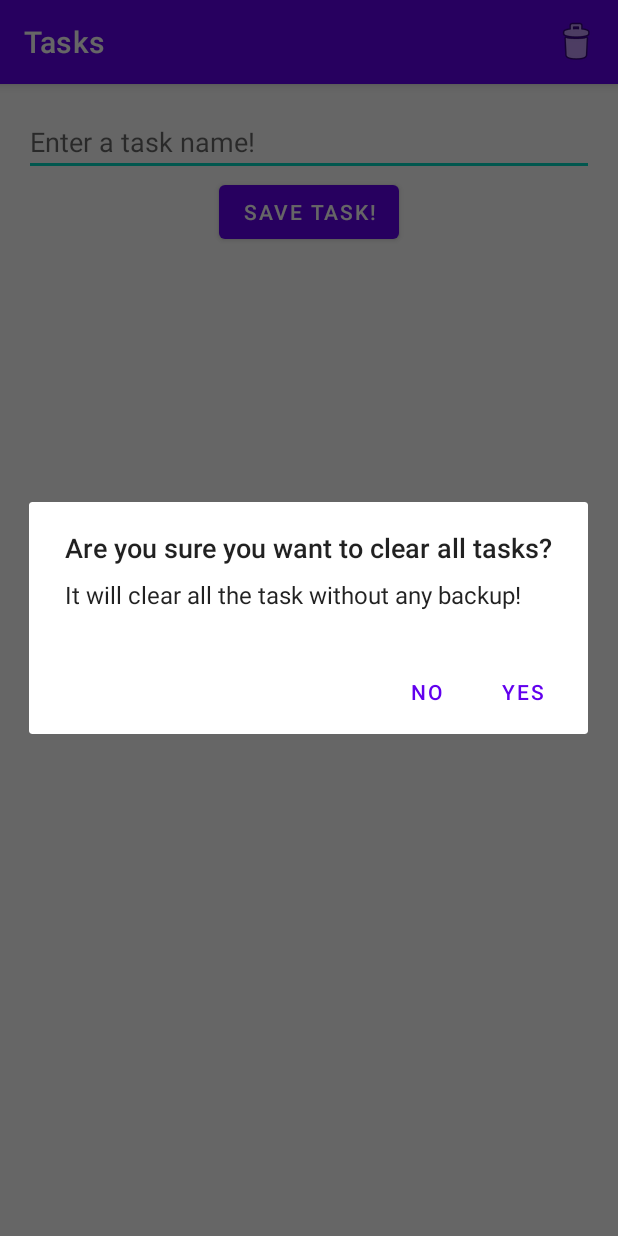
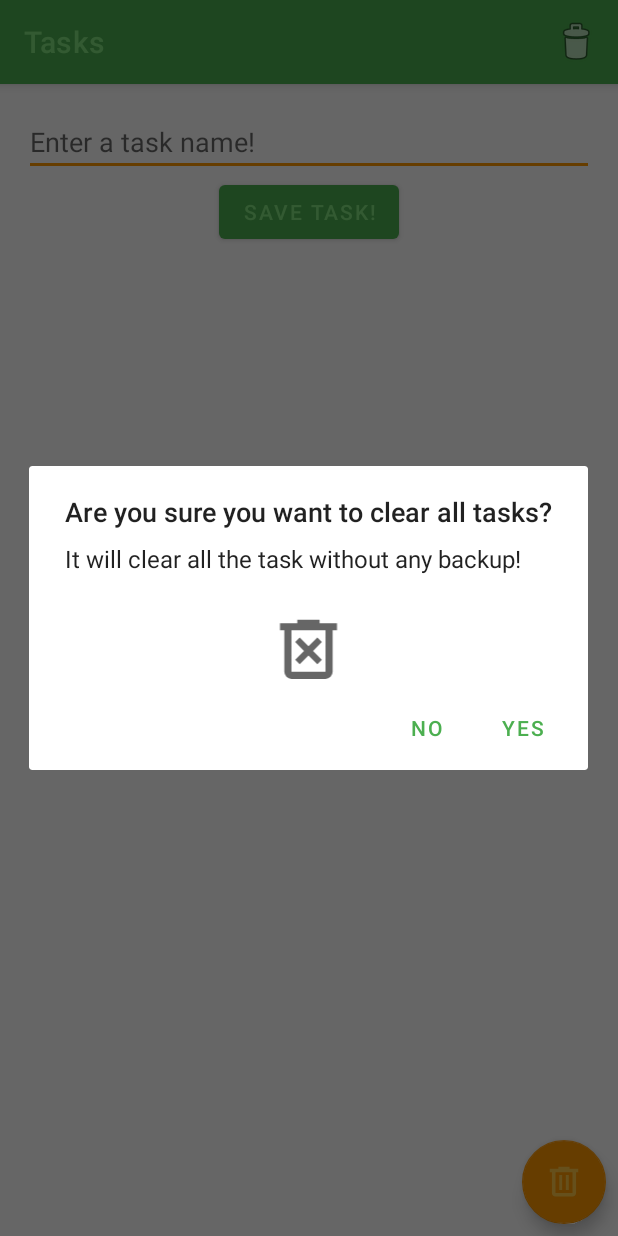
Before and after one commit to Akriolis/Tasks, an Android app: the screen it shows after launch (MainActivity), after a tap on "Clear lists!", on a phone screen of 412 x 824 dp. Run offline under Robolectric (Android 15) with nearby library versions, the phone set to English and light mode, and no system bars; our stand-ins replace Room's generated code, navigation-ui.

Commit message:
Added Material Design Scheme and practice FAB

```diff
--- a/app/src/main/java/com/akrio/tasks/MainActivity.kt
+++ b/app/src/main/java/com/akrio/tasks/MainActivity.kt
@@ -4,7 +4,9 @@ import androidx.appcompat.app.AppCompatActivity
 import android.os.Bundle
 import android.view.Menu
 import android.view.MenuItem
+import android.widget.ImageView
 import androidx.appcompat.app.AlertDialog
+import androidx.appcompat.content.res.AppCompatResources
 import androidx.lifecycle.ViewModelProvider
 import androidx.navigation.fragment.NavHostFragment
 import androidx.navigation.ui.AppBarConfiguration
@@ -23,6 +25,8 @@ class MainActivity : AppCompatActivity() {
     private lateinit var viewModel: TasksViewModel
     private lateinit var viewModelFactory: TasksViewModelFactory
 
+    private lateinit var appBarConfiguration: AppBarConfiguration
+
     override fun onCreate(savedInstanceState: Bundle?) {
         super.onCreate(savedInstanceState)
         binding = ActivityMainBinding.inflate(layoutInflater)
@@ -37,12 +41,15 @@ class MainActivity : AppCompatActivity() {
         setContentView(binding.root)
         setSupportActionBar(toolbar)
 
+        binding.floatingActionButton.setOnClickListener {
+            showCreateTaskDialog()
+        }
+
         //toolbar with navigation Up button
         val navHostFragment = supportFragmentManager
             .findFragmentById(R.id.nav_host_fragment) as NavHostFragment
         val navController = navHostFragment.navController
-        val builder = AppBarConfiguration.Builder(navController.graph)
-        val appBarConfiguration = builder.build()
+        appBarConfiguration = AppBarConfiguration(navController.graph)
         toolbar.setupWithNavController(navController,appBarConfiguration)
 
     }
@@ -59,9 +66,13 @@ class MainActivity : AppCompatActivity() {
 
     private fun showCreateTaskDialog() {
         val builder = AlertDialog.Builder(this)
+        val testImageView = ImageView(this)
+        testImageView.setImageDrawable(AppCompatResources
+            .getDrawable(this, R.drawable.delete_forever_48px))
 
         builder.apply {
             setTitle(getString(R.string.clear_all_tasks))
+            setView(testImageView)
             setMessage(getString(R.string.destroy))
 
             setPositiveButton(getString(R.string.yes)) { dialog, _ ->
--- a/app/src/main/java/com/akrio/tasks/ui/tasks/TasksFragment.kt
+++ b/app/src/main/java/com/akrio/tasks/ui/tasks/TasksFragment.kt
@@ -34,7 +34,7 @@ class TasksFragment : Fragment() {
         val dao = TaskDatabase.getInstance(application).taskDao
 
         viewModelFactory = TasksViewModelFactory(dao)
-        viewModel = ViewModelProvider(this,viewModelFactory)[TasksViewModel::class.java]
+        viewModel = ViewModelProvider(requireActivity(),viewModelFactory)[TasksViewModel::class.java]
 
         val adapter = TaskItemAdapter {
             viewModel.onTaskClicked(it)
--- a/app/src/main/java/com/akrio/tasks/ui/tasks/recycler/TaskItemAdapter.kt
+++ b/app/src/main/java/com/akrio/tasks/ui/tasks/recycler/TaskItemAdapter.kt
@@ -2,6 +2,7 @@ package com.akrio.tasks.ui.tasks.recycler
 
 import android.view.LayoutInflater
 import android.view.ViewGroup
+import androidx.recyclerview.widget.AsyncDifferConfig
 import androidx.recyclerview.widget.ListAdapter
 import androidx.recyclerview.widget.RecyclerView
 import com.akrio.tasks.R
@@ -10,7 +11,7 @@ import com.akrio.tasks.data.db.models.Task
 
 class TaskItemAdapter(val clickListener: (taskId: Long) -> Unit) :
     ListAdapter<Task, TaskItemAdapter.TaskViewHolder>(
-        TaskDiffItemCallback()
+        AsyncDifferConfig.Builder<Task> (TaskDiffItemCallback()).build()
     ) {
 
     override fun onCreateViewHolder(parent: ViewGroup, viewType: Int): TaskViewHolder {
--- /dev/null
+++ b/app/src/main/res/drawable/delete_forever_48px.xml
@@ -0,0 +1,10 @@
+<vector xmlns:android="http://schemas.android.com/apk/res/android"
+    android:width="48dp"
+    android:height="48dp"
+    android:viewportWidth="48"
+    android:viewportHeight="48"
+    android:tint="?attr/colorControlNormal">
+  <path
+      android:fillColor="@android:color/white"
+      android:pathData="M18.15,33.55 L24,27.65 29.9,33.55 32.9,30.55 27.05,24.6 32.9,18.65 29.9,15.6 24,21.55 18.15,15.6 15.15,18.65 21,24.6 15.15,30.55ZM12.65,43.25Q10.7,43.25 9.3,41.875Q7.9,40.5 7.9,38.55V10.9H5V6.2H16.55V3.8H31.4V6.2H43V10.9H40.1V38.55Q40.1,40.5 38.7,41.875Q37.3,43.25 35.35,43.25ZM35.35,10.9H12.65V38.55Q12.65,38.55 12.65,38.55Q12.65,38.55 12.65,38.55H35.35Q35.35,38.55 35.35,38.55Q35.35,38.55 35.35,38.55ZM12.65,10.9V38.55Q12.65,38.55 12.65,38.55Q12.65,38.55 12.65,38.55Q12.65,38.55 12.65,38.55Q12.65,38.55 12.65,38.55Z"/>
+</vector>
--- /dev/null
+++ b/app/src/main/res/drawable/delete_icon_new.xml
@@ -0,0 +1,10 @@
+<vector xmlns:android="http://schemas.android.com/apk/res/android"
+    android:width="48dp"
+    android:height="48dp"
+    android:viewportWidth="48"
+    android:viewportHeight="48"
+    android:tint="?attr/colorControlNormal">
+  <path
+      android:fillColor="@android:color/white"
+      android:pathData="M12.65,43.25Q10.65,43.25 9.275,41.9Q7.9,40.55 7.9,38.55V10.9H5V6.2H16.55V3.8H31.4V6.2H43V10.9H40.1V38.55Q40.1,40.5 38.7,41.875Q37.3,43.25 35.35,43.25ZM35.35,10.9H12.65V38.55Q12.65,38.55 12.65,38.55Q12.65,38.55 12.65,38.55H35.35Q35.35,38.55 35.35,38.55Q35.35,38.55 35.35,38.55ZM17.7,34.65H21.55V14.7H17.7ZM26.45,34.65H30.35V14.7H26.45ZM12.65,10.9V38.55Q12.65,38.55 12.65,38.55Q12.65,38.55 12.65,38.55Q12.65,38.55 12.65,38.55Q12.65,38.55 12.65,38.55Z"/>
+</vector>
--- a/app/src/main/res/layout/activity_main.xml
+++ b/app/src/main/res/layout/activity_main.xml
@@ -17,10 +17,23 @@
 <androidx.fragment.app.FragmentContainerView
     android:id="@+id/nav_host_fragment"
     android:layout_width="match_parent"
-    android:layout_height="match_parent"
+    android:layout_height="0dp"
     android:name="androidx.navigation.fragment.NavHostFragment"
     android:padding="16dp"
+    android:layout_weight="1"
     app:navGraph="@navigation/nav_graph"
     app:defaultNavHost="true" />
 
+    <com.google.android.material.floatingactionbutton.FloatingActionButton
+        android:id="@+id/floatingActionButton"
+        android:layout_width="wrap_content"
+        android:layout_height="wrap_content"
+        android:layout_gravity="end|bottom"
+        android:layout_margin="8dp"
+        android:clickable="true"
+        app:srcCompat="@drawable/delete_icon_new"
+        tools:ignore="SpeakableTextPresentCheck"
+        android:contentDescription="@string/delete_fab"
+        android:focusable="true" />
+
 </LinearLayout>
--- a/app/src/main/res/layout/fragment_tasks.xml
+++ b/app/src/main/res/layout/fragment_tasks.xml
@@ -1,8 +1,7 @@
 <?xml version="1.0" encoding="utf-8"?>
-<LinearLayout
-    xmlns:android="http://schemas.android.com/apk/res/android"
+<LinearLayout xmlns:android="http://schemas.android.com/apk/res/android"
+    xmlns:app="http://schemas.android.com/apk/res-auto"
     xmlns:tools="http://schemas.android.com/tools"
-    xmlns:app="http://schemas.android.com/apk/res-auto"
     android:layout_width="match_parent"
     android:layout_height="match_parent"
     android:orientation="vertical"
@@ -12,15 +11,15 @@
         android:id="@+id/task_name"
         android:layout_width="match_parent"
         android:layout_height="wrap_content"
-        android:inputType="text"
-        android:hint="@string/enter_task_name"/>
+        android:hint="@string/enter_task_name"
+        android:inputType="text" />
 
     <Button
         android:id="@+id/save_button"
         android:layout_width="wrap_content"
         android:layout_height="wrap_content"
         android:layout_gravity="center"
-        android:text="@string/save_task"/>
+        android:text="@string/save_task" />
 
     <androidx.recyclerview.widget.RecyclerView
         android:id="@+id/tasks_list"
@@ -29,7 +28,6 @@
         android:layout_weight="1"
         android:gravity="top"
         app:layoutManager="androidx.recyclerview.widget.GridLayoutManager"
-        app:spanCount="2"
-        />
+        app:spanCount="2" />
 
-    </LinearLayout>
+</LinearLayout>
--- a/app/src/main/res/values-night/themes.xml
+++ b/app/src/main/res/values-night/themes.xml
@@ -2,13 +2,13 @@
     <!-- Base application theme. -->
     <style name="Theme.Tasks" parent="Theme.MaterialComponents.DayNight.NoActionBar">
         <!-- Primary brand color. -->
-        <item name="colorPrimary">@color/purple_200</item>
-        <item name="colorPrimaryVariant">@color/purple_700</item>
-        <item name="colorOnPrimary">@color/black</item>
+        <item name="colorPrimary">@color/primaryColor</item>
+        <item name="colorPrimaryVariant">@color/primaryDarkColor</item>
+        <item name="colorOnPrimary">@color/primaryLightColor</item>
         <!-- Secondary brand color. -->
-        <item name="colorSecondary">@color/teal_200</item>
-        <item name="colorSecondaryVariant">@color/teal_200</item>
-        <item name="colorOnSecondary">@color/black</item>
+        <item name="colorSecondary">@color/secondaryColor</item>
+        <item name="colorSecondaryVariant">@color/secondaryDarkColor</item>
+        <item name="colorOnSecondary">@color/secondaryLightColor</item>
         <!-- Status bar color. -->
         <item name="android:statusBarColor">?attr/colorPrimaryVariant</item>
         <!-- Customize your theme here. -->
--- a/app/src/main/res/values/colors.xml
+++ b/app/src/main/res/values/colors.xml
@@ -1,10 +1,11 @@
 <?xml version="1.0" encoding="utf-8"?>
 <resources>
-    <color name="purple_200">#FFBB86FC</color>
-    <color name="purple_500">#FF6200EE</color>
-    <color name="purple_700">#FF3700B3</color>
-    <color name="teal_200">#FF03DAC5</color>
-    <color name="teal_700">#FF018786</color>
-    <color name="black">#FF000000</color>
-    <color name="white">#FFFFFFFF</color>
+    <color name="primaryColor">#4caf50</color>
+    <color name="primaryLightColor">#80e27e</color>
+    <color name="primaryDarkColor">#087f23</color>
+    <color name="secondaryColor">#ff9800</color>
+    <color name="secondaryLightColor">#ffc947</color>
+    <color name="secondaryDarkColor">#c66900</color>
+    <color name="primaryTextColor">#000000</color>
+    <color name="secondaryTextColor">#000000</color>
 </resources>
--- a/app/src/main/res/values/strings.xml
+++ b/app/src/main/res/values/strings.xml
@@ -18,5 +18,6 @@
     <string name="yes">Yes</string>
     <string name="no">No</string>
     <string name="destroy">It will clear all the task without any backup!</string>
+    <string name="delete_fab">delete_FAB</string>
 
 </resources>
--- a/app/src/main/res/values/themes.xml
+++ b/app/src/main/res/values/themes.xml
@@ -2,13 +2,13 @@
     <!-- Base application theme. -->
     <style name="Theme.Tasks" parent="Theme.MaterialComponents.DayNight.NoActionBar">
         <!-- Primary brand color. -->
-        <item name="colorPrimary">@color/purple_500</item>
-        <item name="colorPrimaryVariant">@color/purple_700</item>
-        <item name="colorOnPrimary">@color/white</item>
+        <item name="colorPrimary">@color/primaryColor</item>
+        <item name="colorPrimaryVariant">@color/primaryDarkColor</item>
+        <item name="colorOnPrimary">@color/primaryLightColor</item>
         <!-- Secondary brand color. -->
-        <item name="colorSecondary">@color/teal_200</item>
-        <item name="colorSecondaryVariant">@color/teal_700</item>
-        <item name="colorOnSecondary">@color/black</item>
+        <item name="colorSecondary">@color/secondaryColor</item>
+        <item name="colorSecondaryVariant">@color/secondaryDarkColor</item>
+        <item name="colorOnSecondary">@color/secondaryLightColor</item>
         <!-- Status bar color. -->
         <item name="android:statusBarColor">?attr/colorPrimaryVariant</item>
         <!-- Customize your theme here. -->
```
